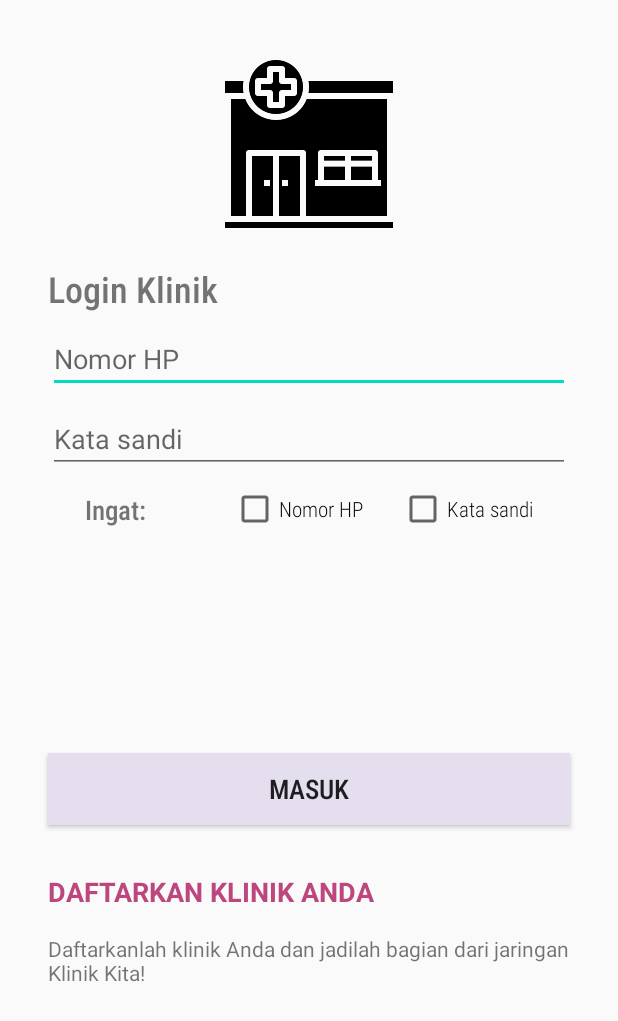
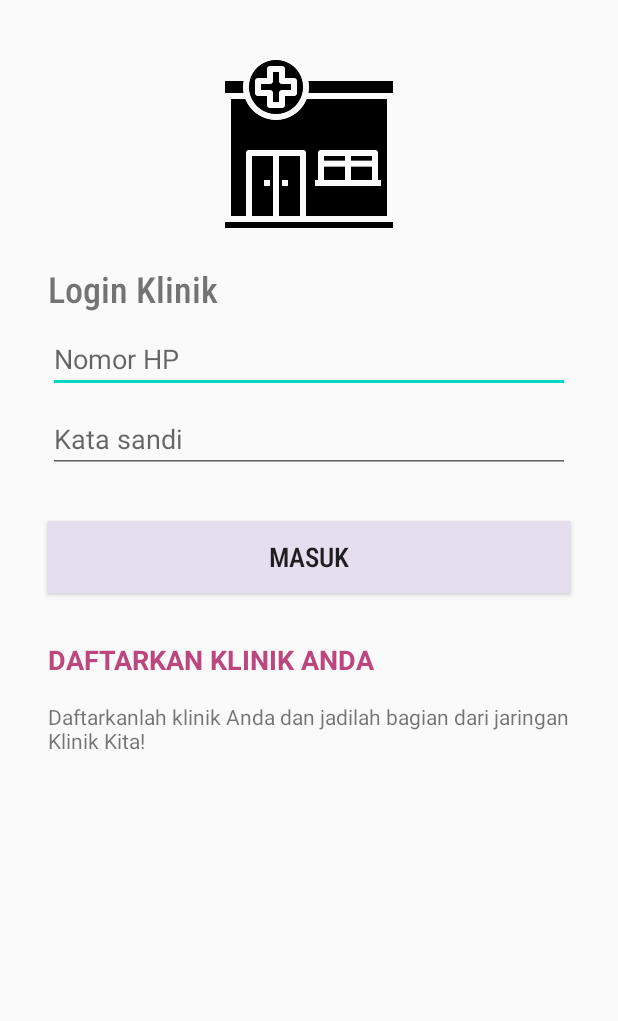
Before and after one commit to calvintd/KlinikKita, an Android app: the LoginKlinikActivity screen opened directly, with no data from a screen before it, on a phone screen of 412 x 824 dp. Shown: the top 1021 px of the screen. Run offline under Robolectric (Android 15) with nearby library versions, the phone set to English and light mode, and no system bars; 1 statement that could not run was skipped.

Commit message:
Mulai coding login

```diff
--- a/app/src/main/java/id/calvintd/klinikkita/activity/login/LoginKlinikActivity.kt
+++ b/app/src/main/java/id/calvintd/klinikkita/activity/login/LoginKlinikActivity.kt
@@ -8,8 +8,13 @@ import android.widget.TextView
 import android.widget.Toast
 import id.calvintd.klinikkita.R
 import id.calvintd.klinikkita.activity.pendaftaran.PendaftaranKlinikActivity
+import id.calvintd.klinikkita.presenter.login.LoginKlinikPresenter
+import id.calvintd.klinikkita.view.LoginView
 
-class LoginKlinikActivity : AppCompatActivity() {
+class LoginKlinikActivity : AppCompatActivity(), LoginView {
+    private lateinit var edtNomorPonsel: TextView
+    private lateinit var edtKataSandi: TextView
+    private lateinit var txtKesalahan: TextView
     private lateinit var btnMasuk: Button
     private lateinit var txtDaftar: TextView
 
@@ -17,8 +22,18 @@ class LoginKlinikActivity : AppCompatActivity() {
         super.onCreate(savedInstanceState)
         setContentView(R.layout.activity_login_klinik)
 
+        edtNomorPonsel = findViewById(R.id.nomorPonselKlinik)
+        edtKataSandi = findViewById(R.id.kataSandiKlinik)
+        txtKesalahan = findViewById(R.id.txtKesalahanLoginKlinik)
         btnMasuk = findViewById(R.id.btnLoginKlinik)
         txtDaftar = findViewById(R.id.txtDaftarKlinik)
+
+        val nomorHP = edtNomorPonsel.text.toString()
+        val kataSandi = edtKataSandi.text.toString()
+
+        val presenter = LoginKlinikPresenter(this)
+
+        presenter.login(nomorHP, kataSandi)
 
         btnMasuk.setOnClickListener {
             Toast.makeText(this, R.string.test, Toast.LENGTH_SHORT).show()
@@ -28,4 +43,16 @@ class LoginKlinikActivity : AppCompatActivity() {
             startActivity(Intent(this, PendaftaranKlinikActivity::class.java))
         }
     }
+
+    override fun kolomKosong() {
+        TODO("Not yet implemented")
+    }
+
+    override fun kolomSalah() {
+        TODO("Not yet implemented")
+    }
+
+    override fun loginSukses() {
+        TODO("Not yet implemented")
+    }
 }
--- /dev/null
+++ b/app/src/main/java/id/calvintd/klinikkita/presenter/login/LoginKlinikPresenter.kt
@@ -0,0 +1,13 @@
+package id.calvintd.klinikkita.presenter.login
+
+import id.calvintd.klinikkita.view.LoginView
+
+class LoginKlinikPresenter(private val loginView: LoginView) {
+    fun login(nomorHP: String, kataSandi: String) {
+        if (nomorHP.isEmpty() || kataSandi.isEmpty()) {
+            loginView.kolomKosong()
+        } else {
+
+        }
+    }
+}
--- /dev/null
+++ b/app/src/main/java/id/calvintd/klinikkita/view/LoginView.kt
@@ -0,0 +1,7 @@
+package id.calvintd.klinikkita.view
+
+interface LoginView {
+    fun kolomKosong()
+    fun kolomSalah()
+    fun loginSukses()
+}
--- a/app/src/main/res/layout/activity_login_klinik.xml
+++ b/app/src/main/res/layout/activity_login_klinik.xml
@@ -67,18 +67,19 @@
         app:layout_constraintTop_toBottomOf="@+id/nomorPonselKlinik" />
 
     <TextView
-        android:id="@+id/txtKesalahanKlinik"
+        android:id="@+id/txtKesalahanLoginKlinik"
         android:layout_width="0dp"
         android:layout_height="wrap_content"
         android:layout_marginStart="32dp"
-        android:layout_marginTop="8dp"
         android:layout_marginEnd="32dp"
+        android:layout_marginTop="16dp"
         android:text="@string/key_login_mistake"
         android:textColor="#EF1212"
         android:visibility="gone"
+        app:layout_constraintTop_toBottomOf="@id/kataSandiKlinik"
         app:layout_constraintEnd_toEndOf="parent"
         app:layout_constraintStart_toStartOf="parent"
-        app:layout_constraintTop_toBottomOf="@+id/guidelineIngatKlinik" />
+        tools:layout_editor_absoluteY="389dp" />
 
     <TextView
         android:id="@+id/txtDaftarKlinik"
@@ -112,7 +113,7 @@
         app:layout_constraintEnd_toEndOf="parent"
         app:layout_constraintHorizontal_bias="0.0"
         app:layout_constraintStart_toStartOf="parent"
-        app:layout_constraintTop_toBottomOf="@+id/txtKesalahanKlinik" />
+        app:layout_constraintTop_toBottomOf="@+id/txtKesalahanLoginKlinik" />
 
     <TextView
         android:id="@+id/txtDeskripsiDaftarKlinik"
@@ -127,49 +128,4 @@
         app:layout_constraintStart_toStartOf="parent"
         app:layout_constraintTop_toBottomOf="@+id/txtDaftarKlinik" />
 
-    <TextView
-        android:id="@+id/txtIngatKlinik"
-        android:layout_width="wrap_content"
-        android:layout_height="wrap_content"
-        android:layout_marginStart="32dp"
-        android:layout_marginTop="12dp"
-        android:fontFamily="sans-serif-condensed-medium"
-        android:text="@string/key_remember"
-        android:textSize="18sp"
-        app:layout_constraintEnd_toStartOf="@+id/cbIngatNomorHPKlinik"
-        app:layout_constraintStart_toStartOf="parent"
-        app:layout_constraintTop_toBottomOf="@+id/kataSandiKlinik" />
-
-    <CheckBox
-        android:id="@+id/cbIngatNomorHPKlinik"
-        android:layout_width="wrap_content"
-        android:layout_height="wrap_content"
-        android:layout_marginStart="32dp"
-        android:layout_marginTop="8dp"
-        android:fontFamily="sans-serif-condensed-light"
-        android:text="@string/key_phone"
-        android:textSize="14sp"
-        app:layout_constraintEnd_toStartOf="@+id/cbIngatPasswordKlinik"
-        app:layout_constraintStart_toEndOf="@+id/txtIngatKlinik"
-        app:layout_constraintTop_toBottomOf="@+id/kataSandiKlinik" />
-
-    <CheckBox
-        android:id="@+id/cbIngatPasswordKlinik"
-        android:layout_width="wrap_content"
-        android:layout_height="wrap_content"
-        android:layout_marginTop="8dp"
-        android:layout_marginEnd="32dp"
-        android:fontFamily="sans-serif-condensed-light"
-        android:text="@string/key_password"
-        android:textSize="14sp"
-        app:layout_constraintEnd_toEndOf="parent"
-        app:layout_constraintStart_toEndOf="@+id/cbIngatNomorHPKlinik"
-        app:layout_constraintTop_toBottomOf="@+id/kataSandiKlinik" />
-
-    <androidx.constraintlayout.widget.Guideline
-        android:id="@+id/guidelineIngatKlinik"
-        android:layout_width="wrap_content"
-        android:layout_height="wrap_content"
-        android:orientation="horizontal"
-        app:layout_constraintGuide_percent="0.57" />
 </androidx.constraintlayout.widget.ConstraintLayout>
--- a/app/src/main/res/values/strings.xml
+++ b/app/src/main/res/values/strings.xml
@@ -166,6 +166,7 @@
     <string name="key_remember">Ingat:</string>
     <string name="key_login_button">Masuk</string>
     <string name="key_register_button">Daftar</string>
+    <string name="key_login_empty">Nomor HP dan kata sandi harus terisi!</string>
     <string name="key_login_mistake">Nomor HP atau kata sandi yang Anda masukkan salah atau tidak terdaftar!</string>
     <string name="key_address_example">Format: Nama dan nomor jalan, kelurahan/desa, kecamatan | Contoh: Jl. Jend. Sudirman no. 999, Tengah, Delta Pawan</string>
     <string name="key_city_example">Contoh: Ketapang</string>
```
Also changed, not shown: app/src/main/java/id/calvintd/klinikkita/activity/login/LoginPasienActivity.kt (+28 -1 lines), app/src/main/java/id/calvintd/klinikkita/presenter/login/LoginPasienPresenter.kt (added, +13 -0 lines), app/src/main/res/layout/activity_login_pasien.xml (+5 -49 lines).
